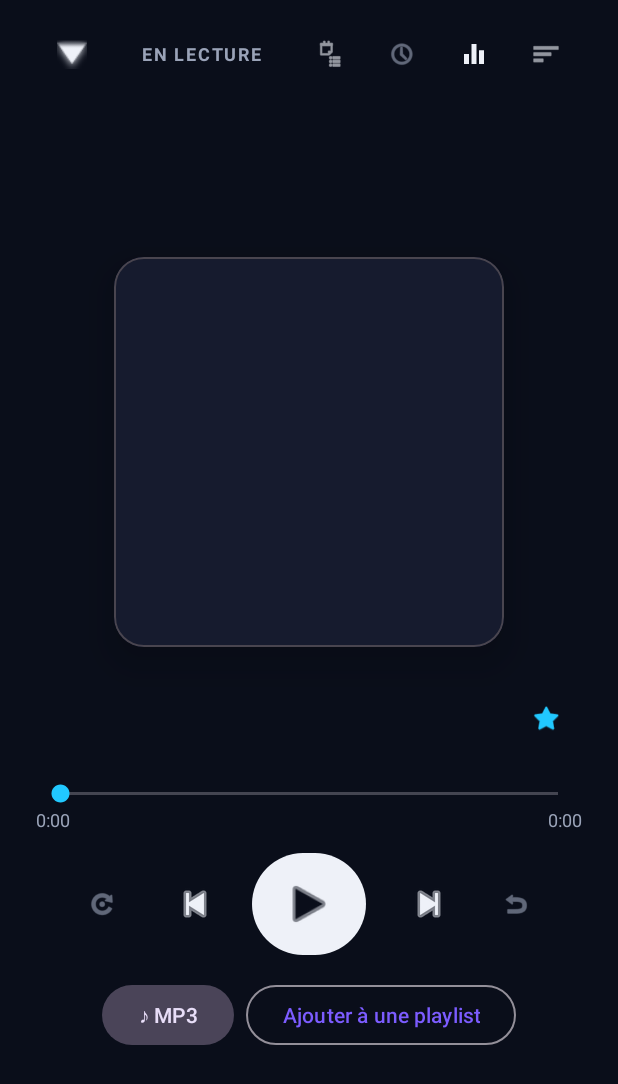
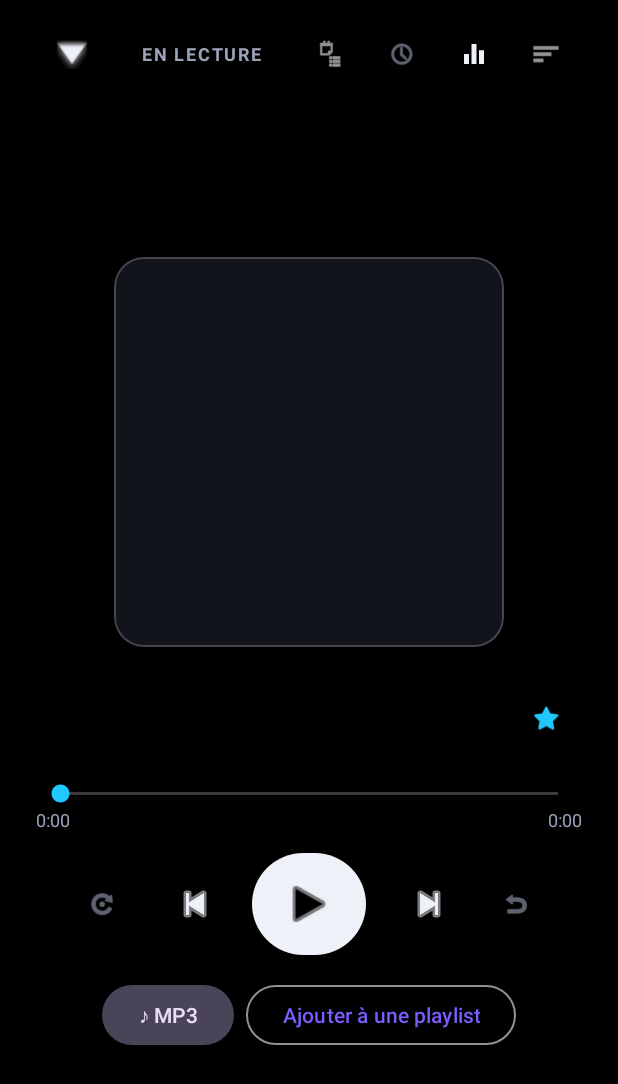
Before and after one commit to MKMemories/MKDownloader, an Android app: the MusicPlayerActivity screen opened directly, with no data from a screen before it, on a phone screen of 412 x 824 dp. Shown: the top 1084 px of the screen. Run offline under Robolectric (Android 15) with nearby library versions, the phone set to English and light mode, and no system bars; libraries missing offline, so code that uses them is left out: androidx.palette.graphics; 1 statement that could not run was skipped.

Commit message:
feat(android): thème AMOLED + écran de démarrage + couleur dynamique
Gros saut visuel premium :

- AMOLED : fond noir absolu (#000000) — économie d'énergie OLED + rendu
  plus contrasté et haut de gamme ; cartes légèrement relevées.
- Splash : écran de démarrage branché (SplashScreen API + dépendance
  core-splashscreen) — logo MK sur noir, transition douce vers l'app.
- Couleur dynamique : le mini-lecteur se pare de la couleur dominante de
  la pochette en cours (Palette), en plus du dégradé déjà présent dans le
  lecteur plein écran.

Co-Authored-By: Claude Opus 4.8 <noreply@anthropic.com>
Claude-Session: https://claude.ai/code/session_01La3ZRbxQoak1mVtSDLXf8u

```diff
--- a/android/app/build.gradle.kts
+++ b/android/app/build.gradle.kts
@@ -11,8 +11,8 @@ android {
         applicationId = "com.mkmemories.mkdownloader"
         minSdk = 29
         targetSdk = 35
-        versionCode = 31
-        versionName = "5.16"
+        versionCode = 32
+        versionName = "5.17"
         ndk {
             // youtubedl-android ne publie des binaires (Python/ffmpeg) que pour ARM.
             abiFilters += listOf("arm64-v8a", "armeabi-v7a")
@@ -53,6 +53,7 @@ android {
 
 dependencies {
     implementation("androidx.core:core-ktx:1.13.1")
+    implementation("androidx.core:core-splashscreen:1.0.1")
     implementation("androidx.appcompat:appcompat:1.7.0")
     implementation("com.google.android.material:material:1.12.0")
     implementation("org.jetbrains.kotlinx:kotlinx-coroutines-android:1.8.1")
--- a/android/app/src/main/AndroidManifest.xml
+++ b/android/app/src/main/AndroidManifest.xml
@@ -18,6 +18,7 @@
             android:name=".MainActivity"
             android:exported="true"
             android:launchMode="singleTop"
+            android:theme="@style/Theme.MKDownloader.Splash"
             android:configChanges="orientation|screenSize|keyboardHidden">
             <intent-filter>
                 <action android:name="android.intent.action.MAIN" />
--- a/android/app/src/main/res/values/colors.xml
+++ b/android/app/src/main/res/values/colors.xml
@@ -1,7 +1,9 @@
 <?xml version="1.0" encoding="utf-8"?>
 <resources>
-    <color name="bg">#0A0E1A</color>
-    <color name="card">#161B2E</color>
+    <!-- AMOLED : noir profond (économie d'énergie OLED + look premium). -->
+    <color name="bg">#000000</color>
+    <color name="card">#12141C</color>
+    <color name="card_hi">#1A1D28</color>
     <color name="text">#EEF1F8</color>
     <color name="text_dim">#9AA3B8</color>
     <color name="accent">#7C5CFF</color>
--- a/android/app/src/main/res/values/themes.xml
+++ b/android/app/src/main/res/values/themes.xml
@@ -7,6 +7,13 @@
         <item name="colorSurface">@color/card</item>
         <item name="android:statusBarColor">@color/bg</item>
         <item name="android:navigationBarColor">@color/bg</item>
+    </style>
+
+    <!-- Écran de démarrage branché (SplashScreen API) : logo MK sur noir. -->
+    <style name="Theme.MKDownloader.Splash" parent="Theme.SplashScreen">
+        <item name="windowSplashScreenBackground">@color/bg</item>
+        <item name="windowSplashScreenAnimatedIcon">@mipmap/ic_launcher</item>
+        <item name="postSplashScreenTheme">@style/Theme.MKDownloader</item>
     </style>
 
     <style name="CircleImage">
```
Also changed, not shown: android/app/src/main/java/com/mkmemories/mkdownloader/MainActivity.kt (+24 -1 lines).
